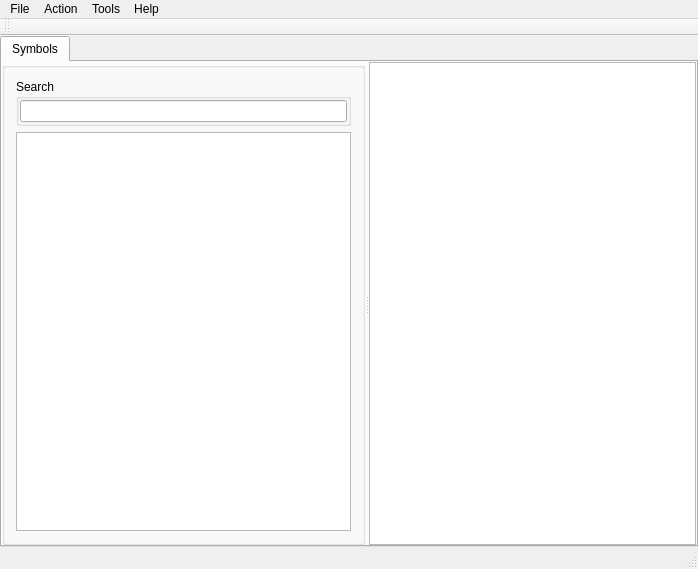
Before: the Qt Designer form gui_source/guimainwindow.ui in horsicq/PDBRipper, drawn with Qt 5.
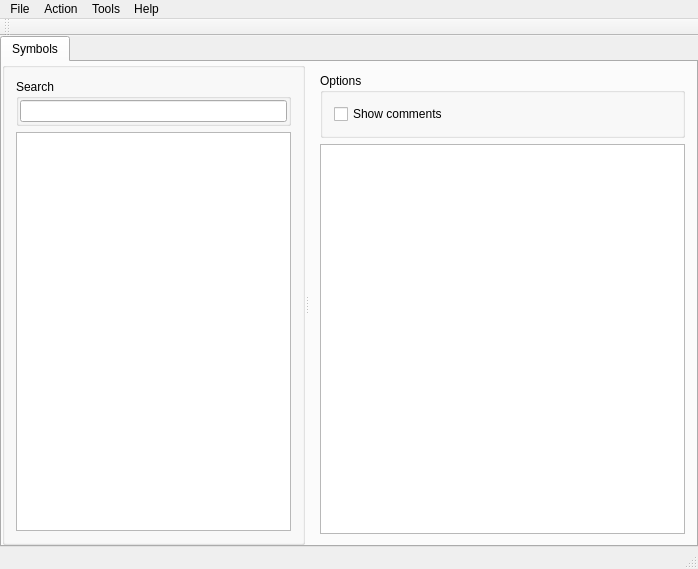
After: the same form once the commit is applied.

```diff
--- a/gui_source/guimainwindow.ui
+++ b/gui_source/guimainwindow.ui
@@ -36,7 +36,7 @@
        <attribute name="title">
         <string>Symbols</string>
        </attribute>
-       <layout class="QVBoxLayout" name="verticalLayout_4">
+       <layout class="QVBoxLayout" name="verticalLayout_5">
         <property name="leftMargin">
          <number>0</number>
         </property>
@@ -125,6 +125,38 @@
             </item>
            </layout>
           </widget>
+          <widget class="QWidget" name="">
+           <layout class="QVBoxLayout" name="verticalLayout_4">
+            <item>
+             <widget class="QGroupBox" name="groupBoxOptions">
+              <property name="title">
+               <string>Options</string>
+              </property>
+              <layout class="QHBoxLayout" name="horizontalLayout">
+               <item>
+                <widget class="QCheckBox" name="checkBoxShowComments">
+                 <property name="text">
+                  <string>Show comments</string>
+                 </property>
+                </widget>
+               </item>
+               <item>
+                <spacer name="horizontalSpacer">
+                 <property name="orientation">
+                  <enum>Qt::Horizontal</enum>
+                 </property>
+                 <property name="sizeHint" stdset="0">
+                  <size>
+                   <width>198</width>
+                   <height>20</height>
+                  </size>
+                 </property>
+                </spacer>
+               </item>
+              </layout>
+             </widget>
+            </item>
+            <item>
           <widget class="QTextBrowser" name="textBrowserResult">
            <property name="sizePolicy">
             <sizepolicy hsizetype="Expanding" vsizetype="Expanding">
@@ -135,6 +167,9 @@
            <property name="lineWrapMode">
             <enum>QTextEdit::NoWrap</enum>
            </property>
+             </widget>
+            </item>
+           </layout>
           </widget>
          </widget>
         </item>
```
Lines whose indentation alone changed are shown as unchanged.
